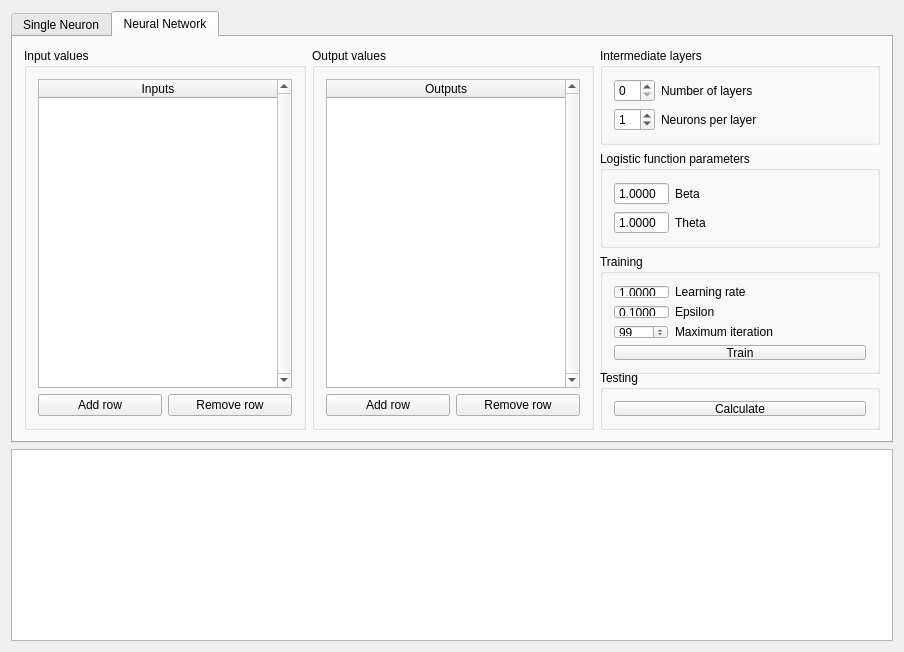
First picture: the form in Perceptron/perceptronwindow.ui, repository PALuczak/AIFundamentals, before the edit.
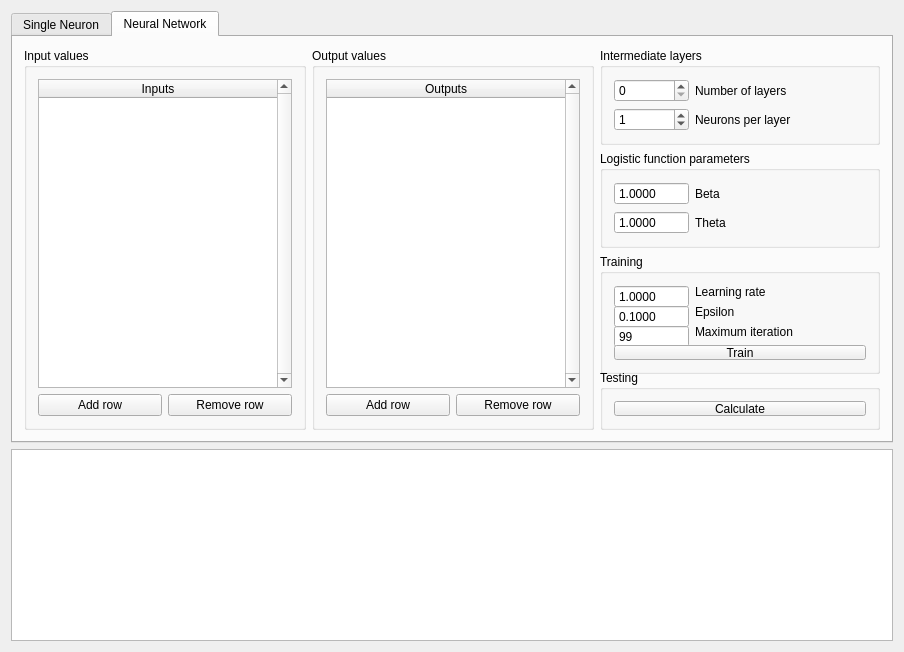
Second picture: the form after the edit. The open tabs and pages were chosen to show the change. Custom widgets are drawn as their Qt base class.

Patch:
```diff
--- a/Perceptron/perceptronwindow.ui
+++ b/Perceptron/perceptronwindow.ui
@@ -463,8 +463,8 @@
           </layout>
          </widget>
         </item>
-        <item row="0" column="2">
-         <widget class="QGroupBox" name="networkInternediateGroup">
+        <item row="0" column="2" alignment="Qt::AlignHCenter">
+         <widget class="QGroupBox" name="networkIntermediateGroup">
           <property name="minimumSize">
            <size>
             <width>280</width>
@@ -476,7 +476,14 @@
           </property>
           <layout class="QFormLayout" name="formLayout">
            <item row="0" column="0">
-            <widget class="QSpinBox" name="networkLayerBox"/>
+            <widget class="QSpinBox" name="networkLayerBox">
+             <property name="minimumSize">
+              <size>
+               <width>75</width>
+               <height>23</height>
+              </size>
+             </property>
+            </widget>
            </item>
            <item row="0" column="1">
             <widget class="QLabel" name="layerCountLabel">
@@ -487,6 +494,12 @@
            </item>
            <item row="1" column="0">
             <widget class="QSpinBox" name="networkNeuronBox">
+             <property name="minimumSize">
+              <size>
+               <width>75</width>
+               <height>23</height>
+              </size>
+             </property>
              <property name="value">
               <number>1</number>
              </property>
@@ -502,7 +515,7 @@
           </layout>
          </widget>
         </item>
-        <item row="2" column="2">
+        <item row="2" column="2" alignment="Qt::AlignHCenter">
          <widget class="QGroupBox" name="networkTrainingGroup">
           <property name="minimumSize">
            <size>
@@ -516,6 +529,12 @@
           <layout class="QFormLayout" name="formLayout_2">
            <item row="0" column="0">
             <widget class="QDoubleSpinBox" name="networkEtaBox">
+             <property name="minimumSize">
+              <size>
+               <width>75</width>
+               <height>23</height>
+              </size>
+             </property>
              <property name="buttonSymbols">
               <enum>QAbstractSpinBox::NoButtons</enum>
              </property>
@@ -536,6 +555,15 @@
            </item>
            <item row="2" column="0">
             <widget class="QSpinBox" name="networkIterationsBox">
+             <property name="minimumSize">
+              <size>
+               <width>75</width>
+               <height>23</height>
+              </size>
+             </property>
+             <property name="buttonSymbols">
+              <enum>QAbstractSpinBox::NoButtons</enum>
+             </property>
              <property name="maximum">
               <number>1000</number>
              </property>
@@ -553,6 +581,12 @@
            </item>
            <item row="1" column="0">
             <widget class="QDoubleSpinBox" name="networkEpsilonBox">
+             <property name="minimumSize">
+              <size>
+               <width>75</width>
+               <height>23</height>
+              </size>
+             </property>
              <property name="buttonSymbols">
               <enum>QAbstractSpinBox::NoButtons</enum>
              </property>
@@ -656,7 +690,7 @@
           </layout>
          </widget>
         </item>
-        <item row="1" column="2">
+        <item row="1" column="2" alignment="Qt::AlignHCenter">
          <widget class="QGroupBox" name="networkLogisticGroup">
           <property name="minimumSize">
            <size>
@@ -670,6 +704,12 @@
           <layout class="QFormLayout" name="formLayout_3">
            <item row="0" column="0">
             <widget class="QDoubleSpinBox" name="networkBetaBox">
+             <property name="minimumSize">
+              <size>
+               <width>75</width>
+               <height>23</height>
+              </size>
+             </property>
              <property name="buttonSymbols">
               <enum>QAbstractSpinBox::NoButtons</enum>
              </property>
@@ -683,6 +723,12 @@
            </item>
            <item row="1" column="0">
             <widget class="QDoubleSpinBox" name="networkThetaBox">
+             <property name="minimumSize">
+              <size>
+               <width>75</width>
+               <height>23</height>
+              </size>
+             </property>
              <property name="buttonSymbols">
               <enum>QAbstractSpinBox::NoButtons</enum>
              </property>
```
Left out of the diff: 11 changed lines with no effect on the pictures.
